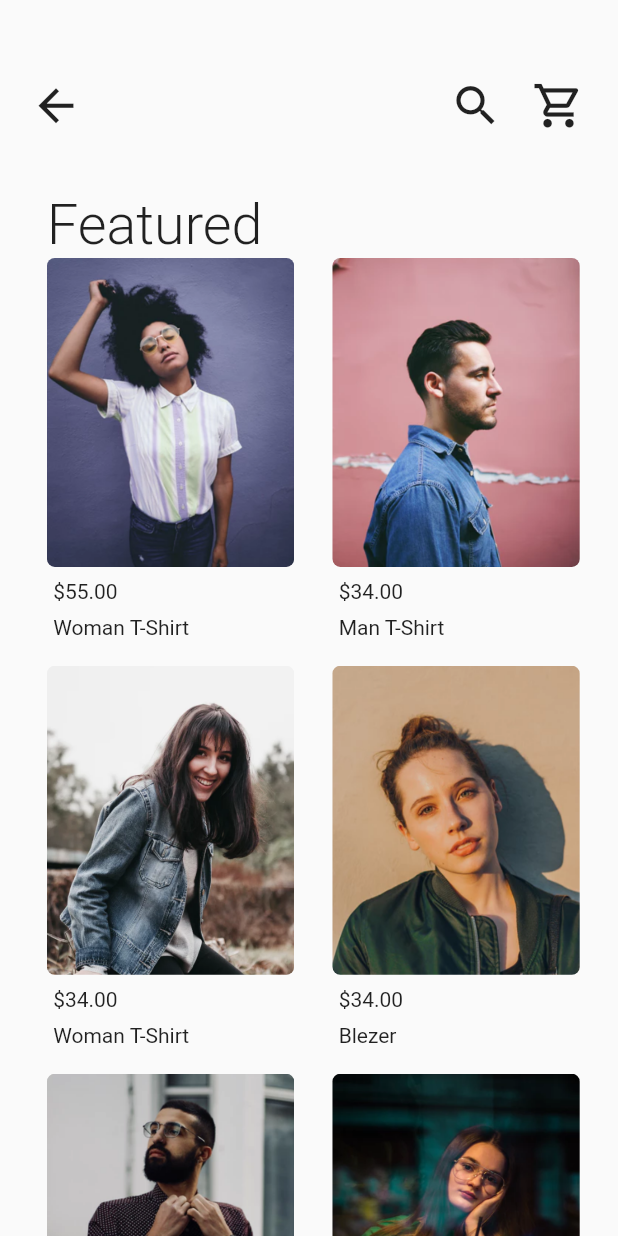
After one commit to HarounTaHa/Bolt-Ecommerce, a Flutter app: the screen it shows after launch, after a tap on "See all", on a phone screen of 412 x 824 dp. The commit adds this screen. Run offline on Flutter 3.47's test engine with Material 2 defaults, Android fonts, the phone set to English and light mode, and no system bars.

Commit message:
Create see all screen

```diff
--- a/lib/Model/product.dart
+++ b/lib/Model/product.dart
@@ -14,6 +14,12 @@ List productFeatured = [
       'A wonderful serenity has taken possession of my entire soul.'),
   Product('assets/woman_2.png', 'Woman T-Shirt', '\$34.00',
       'A wonderful serenity has taken possession of my entire soul.'),
+  Product('assets/woman_4.png', 'Blezer', '\$34.00',
+      'A wonderful serenity has taken possession of my entire soul.'),
+  Product('assets/man_3.png', 'Shirt', '\$34.00',
+      'A wonderful serenity has taken possession of my entire soul.'),
+  Product('assets/woman_5.png', 'T-Shirt', '\$34.00',
+      'A wonderful serenity has taken possession of my entire soul.'),
 ];
 List productBestSell = [
   Product('assets/woman_3.png', 'Woman T-Shirt', '\$24.00',
--- a/lib/home_screen.dart
+++ b/lib/home_screen.dart
@@ -2,6 +2,7 @@ import 'dart:math';
 
 import 'package:boltecommerceapp/Model/category.dart';
 import 'package:boltecommerceapp/Model/product.dart';
+import 'package:boltecommerceapp/see_all_screen.dart';
 import 'package:flutter/material.dart';
 
 import 'Utility/config.dart';
@@ -16,7 +17,7 @@ class _HomeScreenState extends State<HomeScreen> {
   int selected = 0;
   List _list = categories;
   List _listProductFeatured = productFeatured;
-  List _listProductBestSell =   productBestSell;
+  List _listProductBestSell = productBestSell;
   List _category = [
     categories[0].name,
     categories[1].name,
@@ -63,7 +64,7 @@ class _HomeScreenState extends State<HomeScreen> {
                   SizedBox(height: SizeConfig.safeBlockVertical * 4),
                   //Search Bar
                   Padding(
-                    padding: const EdgeInsets.only(right: 20),
+                    padding: EdgeInsets.only(right: 20),
                     child: SizedBox(
                       height: SizeConfig.safeBlockHorizontal * 13.5,
                       width: SizeConfig.screenWidth,
@@ -214,12 +215,23 @@ class _HomeScreenState extends State<HomeScreen> {
                               color: Colors.black,
                               fontSize: SizeConfig.safeBlockHorizontal * 5),
                         ),
-                        Text(
+                        GestureDetector(
+                          onTap: () {
+                            Navigator.push(
+                                context,
+                                MaterialPageRoute(
+                                    builder: (context) =>
+                                        SeeAllScreen('Featured'),
+                                    settings: RouteSettings(
+                                        arguments: _listProductFeatured)));
+                          },
+                          child: Text(
                             'See all',
                             style: TextStyle(
                                 letterSpacing: 0.2,
                                 color: Colors.black54,
                                 fontSize: SizeConfig.safeBlockHorizontal * 3.5),
+                          ),
                         ),
                       ],
                     ),
@@ -235,7 +247,7 @@ class _HomeScreenState extends State<HomeScreen> {
                       height: SizeConfig.safeBlockVertical * 35,
                       width: SizeConfig.screenWidth,
                       child: ListView.builder(
-                          itemCount: _listProductFeatured.length,
+                          itemCount: _listProductFeatured.length - 3,
                           controller: null,
                           scrollDirection: Axis.horizontal,
                           itemBuilder: (context, index) {
@@ -290,6 +302,9 @@ class _HomeScreenState extends State<HomeScreen> {
                           }),
                     ),
                   ),
+
+                  //                Best Sell
+
                   Container(
                     margin: EdgeInsets.only(
                         left: SizeConfig.safeBlockHorizontal * 2,
@@ -304,12 +319,23 @@ class _HomeScreenState extends State<HomeScreen> {
                               color: Colors.black,
                               fontSize: SizeConfig.safeBlockHorizontal * 5),
                         ),
-                        Text(
+                        GestureDetector(
+                          onTap: () {
+                            Navigator.push(
+                                context,
+                                MaterialPageRoute(
+                                    builder: (context) =>
+                                        SeeAllScreen('Best Sell'),
+                                    settings: RouteSettings(
+                                        arguments: _listProductBestSell)));
+                          },
+                          child: Text(
                             'See all',
                             style: TextStyle(
                                 letterSpacing: 0.2,
                                 color: Colors.black54,
                                 fontSize: SizeConfig.safeBlockHorizontal * 3.5),
+                          ),
                         ),
                       ],
                     ),
@@ -368,7 +394,8 @@ class _HomeScreenState extends State<HomeScreen> {
                                           ),
                                           Align(
                                               alignment: Alignment.centerLeft,
-                                              child: Text('${_listProductBestSell[index].name}')),
+                                              child: Text(
+                                                  '${_listProductBestSell[index].name}')),
                                         ],
                                       ),
                                     ),
--- /dev/null
+++ b/lib/see_all_screen.dart
@@ -0,0 +1,145 @@
+import 'package:flutter/cupertino.dart';
+import 'package:flutter/material.dart';
+
+import 'Utility/config.dart';
+
+class SeeAllScreen extends StatefulWidget {
+  String nameScreen;
+
+  SeeAllScreen(this.nameScreen);
+
+  @override
+  _SeeAllScreenState createState() => _SeeAllScreenState();
+}
+
+class _SeeAllScreenState extends State<SeeAllScreen> {
+  @override
+  Widget build(BuildContext context) {
+    final List _list = ModalRoute.of(context).settings.arguments;
+    return Scaffold(
+      body: SizedBox(
+        child: SingleChildScrollView(
+          child: Column(
+            crossAxisAlignment: CrossAxisAlignment.start,
+            children: [
+              SizedBox(
+                height: SizeConfig.safeBlockVertical * 1,
+              ),
+              Padding(
+                padding: EdgeInsets.only(
+                    left: SizeConfig.safeBlockVertical * 2.4,
+                    top: SizeConfig.safeBlockVertical * 5.4,
+                    right: SizeConfig.blockSizeHorizontal * 5.4),
+                child: Row(
+                  mainAxisAlignment: MainAxisAlignment.spaceBetween,
+                  children: [
+                    Icon(
+                      Icons.arrow_back,
+                      size: 35,
+                    ),
+                    Spacer(),
+                    Icon(
+                      Icons.search,
+                      size: 35,
+                    ),
+                    SizedBox(
+                      width: 20,
+                    ),
+                    Icon(
+                      Icons.shopping_cart_outlined,
+                      size: 35,
+                    ),
+                  ],
+                ),
+              ),
+              SizedBox(
+                height: SizeConfig.safeBlockVertical * 5,
+              ),
+              Padding(
+                padding: EdgeInsets.only(
+                  left: SizeConfig.safeBlockVertical * 3.8,
+                ),
+                child: Column(
+                  crossAxisAlignment: CrossAxisAlignment.start,
+                  children: [
+                    Text(
+                      "${widget.nameScreen}",
+                      style: TextStyle(
+                          fontWeight: FontWeight.w300,
+                          fontSize: SizeConfig.blockSizeVertical * 4.5),
+                    ),
+                    GridView.builder(
+                      shrinkWrap: true,
+                      physics: NeverScrollableScrollPhysics(),
+                      itemCount: _list.length,
+                      itemBuilder: (BuildContext context, int index) {
+                        return DesignProduct(index, _list);
+                      },
+                      gridDelegate: SliverGridDelegateWithFixedCrossAxisCount(
+                          childAspectRatio: SizeConfig.screenWidth /
+                              (SizeConfig.screenHeight / 1.4),
+                          crossAxisCount: 2),
+                    ),
+                  ],
+                ),
+              ),
+            ],
+          ),
+        ),
+      ),
+    );
+  }
+}
+
+class DesignProduct extends StatelessWidget {
+  int index;
+  List _list;
+  DesignProduct(this.index, this._list);
+  @override
+  Widget build(BuildContext context) {
+    return Container(
+      child: GestureDetector(
+        onTap: () {},
+        child: Column(
+          crossAxisAlignment: CrossAxisAlignment.start,
+          children: [
+            ClipRRect(
+              borderRadius: BorderRadius.circular(5.2),
+              child: SizedBox(
+                height: SizeConfig.safeBlockVertical * 25,
+                child: Image.asset(
+                  '${_list[index].imageUrl}',
+                  fit: BoxFit.cover,
+                  width: SizeConfig.safeBlockHorizontal * 40,
+                ),
+              ),
+            ),
+            SizedBox(
+              height: SizeConfig.safeBlockVertical * 1,
+            ),
+            Padding(
+              padding:
+                  EdgeInsets.only(left: SizeConfig.safeBlockHorizontal * 1),
+              child: Column(
+                children: [
+                  Align(
+                    alignment: Alignment.centerLeft,
+                    child: Text(
+                      '${_list[index].price}',
+                    ),
+                  ),
+                  SizedBox(
+                    height: SizeConfig.safeBlockVertical * 1,
+                  ),
+                  Align(
+                      alignment: Alignment.centerLeft,
+                      child: Text('${_list[index].name}')),
+                ],
+              ),
+            ),
+          ],
+        ),
+      ),
+    );
+  }
+}
```
Also changed, not shown: assets/man_3.png (added), assets/woman_4.png (added), assets/woman_5.png (added). Lines whose indentation alone changed are shown as unchanged.
